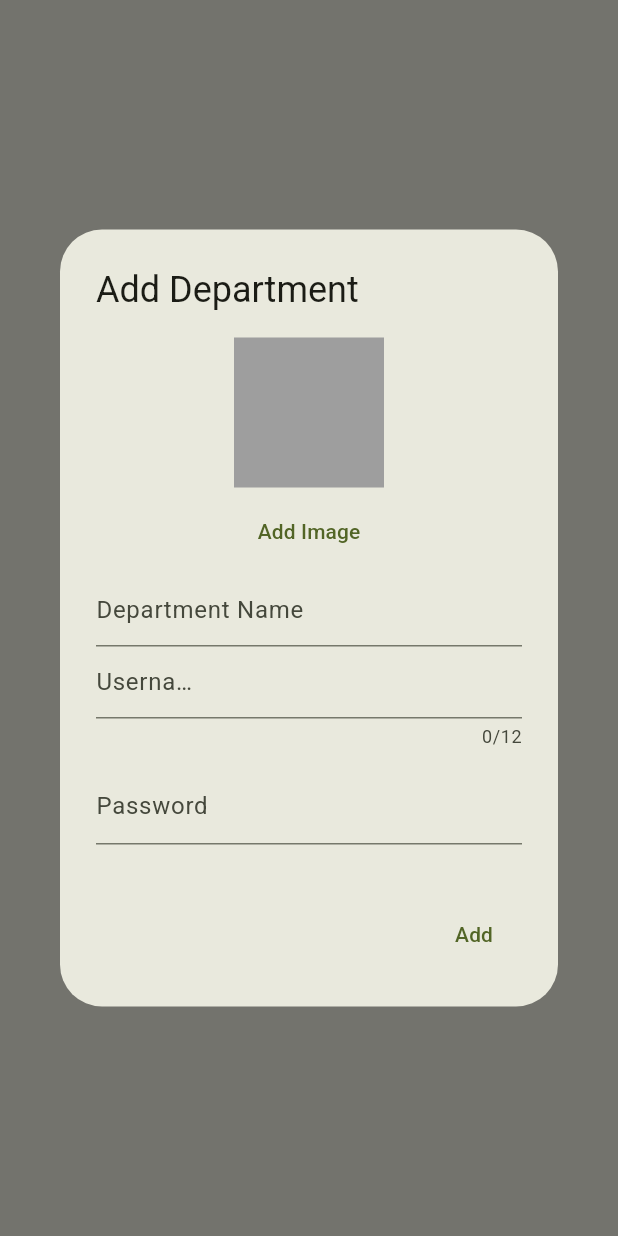
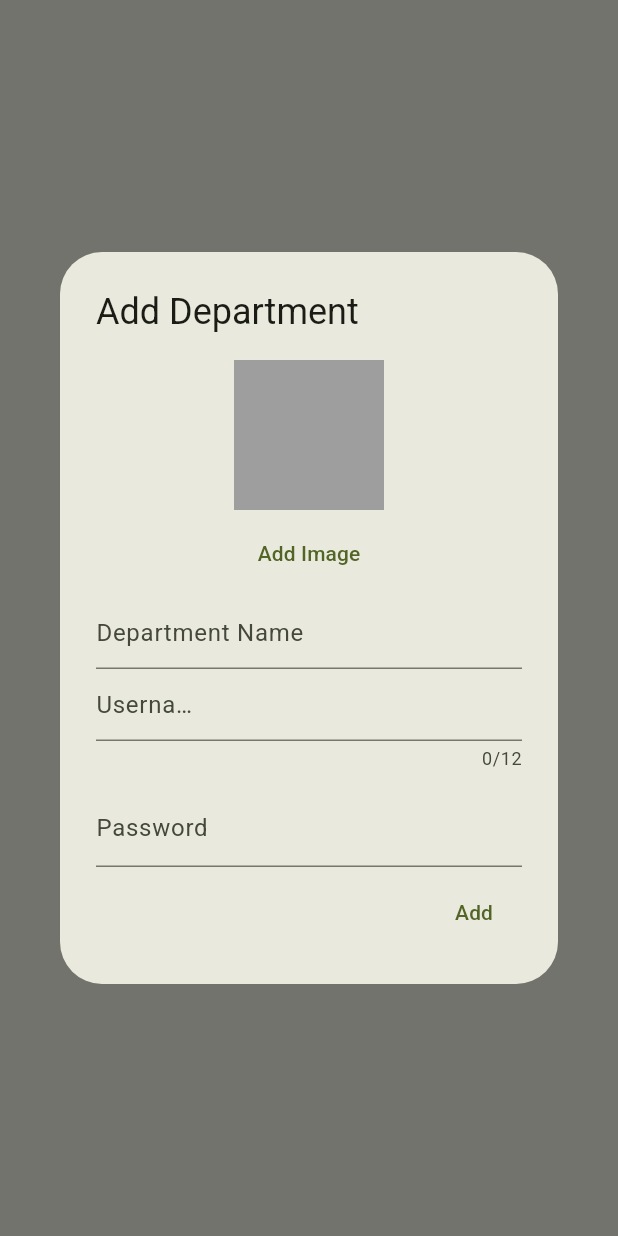
Before and after one commit to xoflo/tandag911, a Flutter app: what addDepartmentDialog() shows on an empty page, opened directly, on a phone screen of 412 x 824 dp. Run offline on Flutter 3.47's test engine with Material 3 defaults, Android fonts, the phone set to English and light mode, and no system bars; our stand-ins replace cloud_firestore, firebase_auth, firebase_core, flutter_animate, image_picker; missing offline and left inert: firebase_app_check, flutter_iconpicker; accounts and stored records are empty.

Commit message:
Implement profile editing and password update features, and enhance department management
- **User Profile**:
    - Create `profile_functions.dart` with an `editProfile` dialog including fields for email, phone, and display name.
    - Update `profileDisplay.dart` to include "Edit Profile" and "Update Password" buttons.
    - Improve profile display data safety with null-coalescing for email field.

- **Admin & Department Management**:
    - Update `addDepartment` in `departments_functions.dart` to save department details (name, email, password) directly to Firestore.
    - Refine the department image preview with `BoxFit.cover` for better UI consistency.
    - Adjust dialog height in department creation.

- **General**:
    - Import `settings_functions.dart` and `profile_functions.dart` to support new user actions.
    - Add placeholder for `home_functions.dart`.

```diff
--- a/lib/admin/departments_functions.dart
+++ b/lib/admin/departments_functions.dart
@@ -5,6 +5,7 @@ import 'package:firebase_auth/firebase_auth.dart';
 import 'package:flutter/foundation.dart';
 import 'package:flutter/material.dart';
 import 'package:image_picker/image_picker.dart';
+import '../const.dart';
 import '../global/app_state.dart';
 import 'admin_functions.dart';
 
@@ -24,14 +25,18 @@ addDepartmentDialog(BuildContext context) {
       return AlertDialog(
         title: Text("Add Department"),
         content: Container(
-          height: 350,
+          height: 320,
           width: 300,
           child: Column(
             children: [
               Container(
                 height: 100,
                 width: 100,
-                child: image == null ? SizedBox() : kIsWeb ? Image.memory(image) : Image.file(image),
+                child: image == null ? SizedBox() : kIsWeb ? Image.memory(
+                    fit: BoxFit.cover,
+                    image) : Image.file(
+                    fit: BoxFit.cover,
+                    image),
                 color: Colors.grey,
               ),
               SizedBox(height: 5),
@@ -95,6 +100,13 @@ addDepartmentDialog(BuildContext context) {
         actions: [
           TextButton(onPressed: () async {
             ignoreAuthChanges = true;
+
+            await firestore.collection('departments').doc(departmentName.text).set({
+                  'name': departmentName.text,
+                  'email': username.text,
+                  'password': password.text,
+                });
+
             await createEmailUserAdmin(context, username.text, password.text, departmentName.text);
             ignoreAuthChanges = false;
             Navigator.pop(context);
```
Also changed, not shown: lib/user/profileDisplay.dart (+17 -2 lines), lib/user/profile_functions.dart (added, +42 -0 lines), lib/user/home_functions.dart (added).
